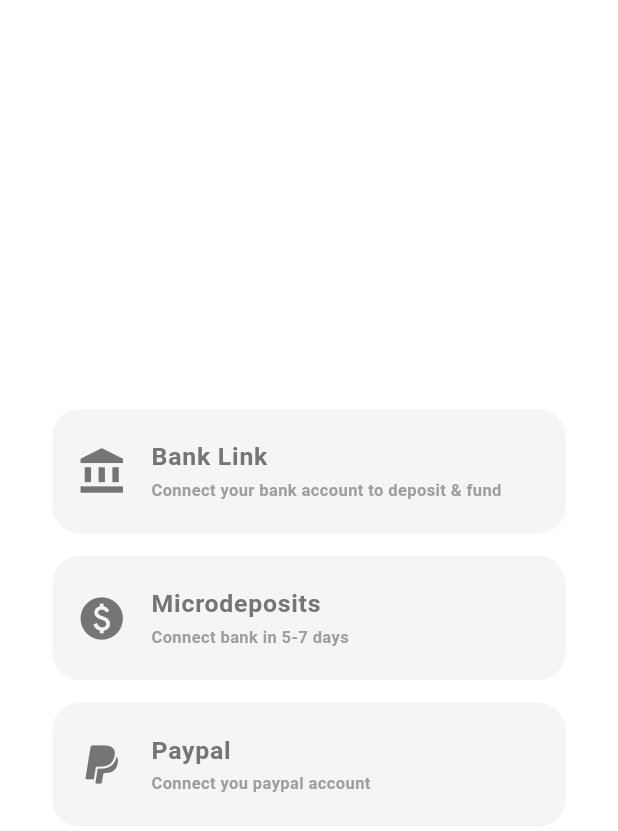
After one commit to Aakanksha507/Income-Expenses-Tracker-App, a Flutter app: the SelectableContainersScreen screen opened directly, on a phone screen of 412 x 824 dp. The commit adds this screen. Shown: the top 831 px of the screen. Run offline on Flutter 3.47's test engine with Material 3 defaults, Android fonts, the phone set to English and light mode, and no system bars; our stand-ins replace firebase_core, flutter_riverpod, flutter_screenutil, flutter_svg, go_router, shared_preferences and 1 more; accounts and stored records are empty.

Commit message:
Worked on Connect Wallet and Wallet UI

```diff
--- a/lib/config/route/path.dart
+++ b/lib/config/route/path.dart
@@ -6,4 +6,5 @@ class Path {
   static const statistics = '/statistics';
   static const profile = '/profile';
   static const wallet = '/wallet';
+  static const connect = '/connect';
 }
--- a/lib/config/route/route.dart
+++ b/lib/config/route/route.dart
@@ -6,6 +6,7 @@ import 'package:incomeexpensestracker/features/auth/presentation/pages/onboardin
 import 'package:incomeexpensestracker/features/auth/presentation/pages/profile/profile.dart';
 import 'package:incomeexpensestracker/features/auth/presentation/pages/splash/splash_page.dart';
 import 'package:incomeexpensestracker/features/auth/presentation/pages/statistics/statistics.dart';
+import 'package:incomeexpensestracker/features/auth/presentation/pages/wallet/connect_wallet.dart';
 import 'package:incomeexpensestracker/features/auth/presentation/pages/wallet/wallet.dart';
 
 final GoRouter router = GoRouter(
@@ -27,5 +28,9 @@ final GoRouter router = GoRouter(
     ),
     GoRoute(path: Path.profile, builder: (context, state) => const Profile()),
     GoRoute(path: Path.wallet, builder: (context, state) => const Wallet()),
+    GoRoute(
+      path: Path.connect,
+      builder: (context, state) => const ConnectWallet(),
+    ),
   ],
 );
--- a/lib/config/theme/theme.dart
+++ b/lib/config/theme/theme.dart
@@ -5,7 +5,7 @@ class AppTheme {
     return ThemeData(
       brightness: Brightness.light,
       scaffoldBackgroundColor: Colors.white,
-      primaryColor: Color(0xff429690),
+      primaryColor: Color(0xff2A7C76),
       cardColor: Color(0xff1B5C58),
       textTheme: TextTheme(
         titleSmall: TextStyle(color: Colors.grey),
--- a/lib/features/auth/presentation/pages/onboarding/onboarding.dart
+++ b/lib/features/auth/presentation/pages/onboarding/onboarding.dart
@@ -65,6 +65,8 @@ class Onboarding extends StatelessWidget {
                 buttonName: 'Get Started',
                 textStyle: TextStyle(
                   color: theme.textTheme.displayMedium!.color!,
+                  fontWeight: FontWeight.bold,
+                  fontSize: 16,
                 ),
                 onPressed: () {
                   context.go(Path.homepage);
--- a/lib/features/auth/presentation/pages/wallet/wallet.dart
+++ b/lib/features/auth/presentation/pages/wallet/wallet.dart
@@ -106,7 +106,9 @@ class Wallet extends StatelessWidget {
                       Icons.qr_code,
                       theme,
                       text: 'Pay',
-                      ontap: () {},
+                      ontap: () {
+                        context.go(Path.connect);
+                      },
                     ),
                     SizedBox(width: 30.w),
                     _buildCircleIcon(
--- /dev/null
+++ b/lib/features/auth/presentation/widget/rectangle_box.dart
@@ -0,0 +1,112 @@
+import 'package:flutter/material.dart';
+import 'package:flutter_screenutil/flutter_screenutil.dart';
+
+class SelectableContainersScreen extends StatefulWidget {
+  const SelectableContainersScreen({super.key});
+
+  @override
+  State<SelectableContainersScreen> createState() =>
+      _SelectableContainersScreenState();
+}
+
+class _SelectableContainersScreenState
+    extends State<SelectableContainersScreen> {
+  int _selectedIndex = -1;
+
+  @override
+  Widget build(BuildContext context) {
+    return Scaffold(
+      body: Center(
+        child: Column(
+          mainAxisAlignment: MainAxisAlignment.center,
+          children: <Widget>[
+            _buildSelectableContainer(
+              0,
+              'Bank Link',
+              'Connect your bank account to deposit & fund',
+              Icons.account_balance,
+            ),
+            const SizedBox(height: 15),
+            _buildSelectableContainer(
+              1,
+              'Microdeposits',
+              'Connect bank in 5-7 days',
+              Icons.paid_sharp,
+            ),
+            const SizedBox(height: 15),
+            _buildSelectableContainer(
+              2,
+              'Paypal',
+              'Connect you paypal account',
+              Icons.paypal,
+            ),
+          ],
+        ),
+      ),
+    );
+  }
+
+  Widget _buildSelectableContainer(
+    int index,
+    String text,
+    String subtitle,
+    IconData icon,
+  ) {
+    final theme = Theme.of(context);
+    bool isSelected = _selectedIndex == index;
+    return InkWell(
+      borderRadius: BorderRadius.circular(20.0.r),
+      splashColor: Colors.grey[300],
+      onTap: () {
+        setState(() {
+          _selectedIndex = index;
+        });
+      },
+      child: Container(
+        width: 344.w,
+        height: 90.h,
+        decoration: BoxDecoration(
+          color: isSelected ? Color(0x1A438883) : Colors.grey[100],
+          borderRadius: BorderRadius.circular(20.0.r),
+        ),
+        child: Center(
+          child: ListTile(
+            leading: isSelected
+                ? Container(
+                    height: 50,
+                    width: 50,
+                    decoration: BoxDecoration(
+                      color: Colors.white,
+                      borderRadius: BorderRadius.circular(50.r),
+                    ),
+                    child: Icon(icon, color: theme.primaryColor, size: 34),
+                  )
+                : Icon(icon, color: Colors.grey[600], size: 34),
+            title: Text(
+              text,
+              style: TextStyle(
+                color: isSelected ? theme.primaryColor : Colors.grey[600],
+                fontSize: 18.sp,
+                fontWeight: FontWeight.bold,
+              ),
+            ),
+            subtitle: Text(
+              subtitle,
+              style: TextStyle(
+                color: isSelected
+                    ? theme.primaryColor
+                    : theme.textTheme.titleSmall!.color,
+                fontSize: 12.sp,
+                fontWeight: FontWeight.bold,
+              ),
+            ),
+
+            trailing: isSelected
+                ? Icon(Icons.check_circle, color: theme.primaryColor)
+                : null,
+          ),
+        ),
+      ),
+    );
+  }
+}
```
Also changed, not shown: lib/features/auth/presentation/pages/wallet/connect_wallet.dart (added, +284 -0 lines), assets/images/card.png (added).
